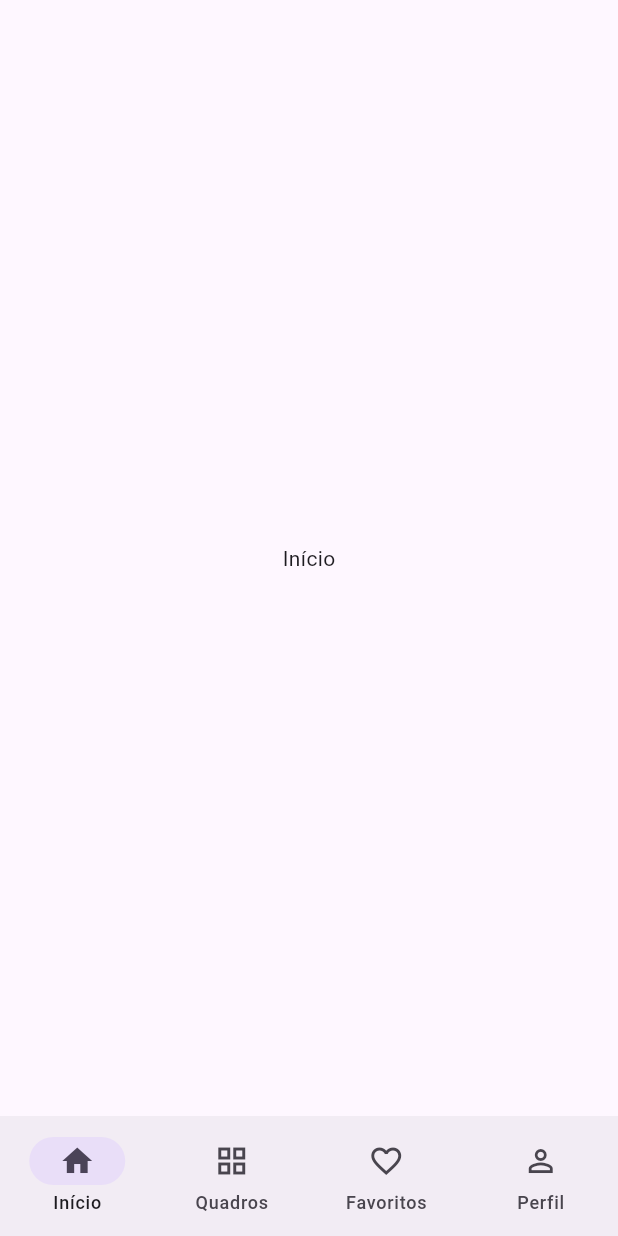
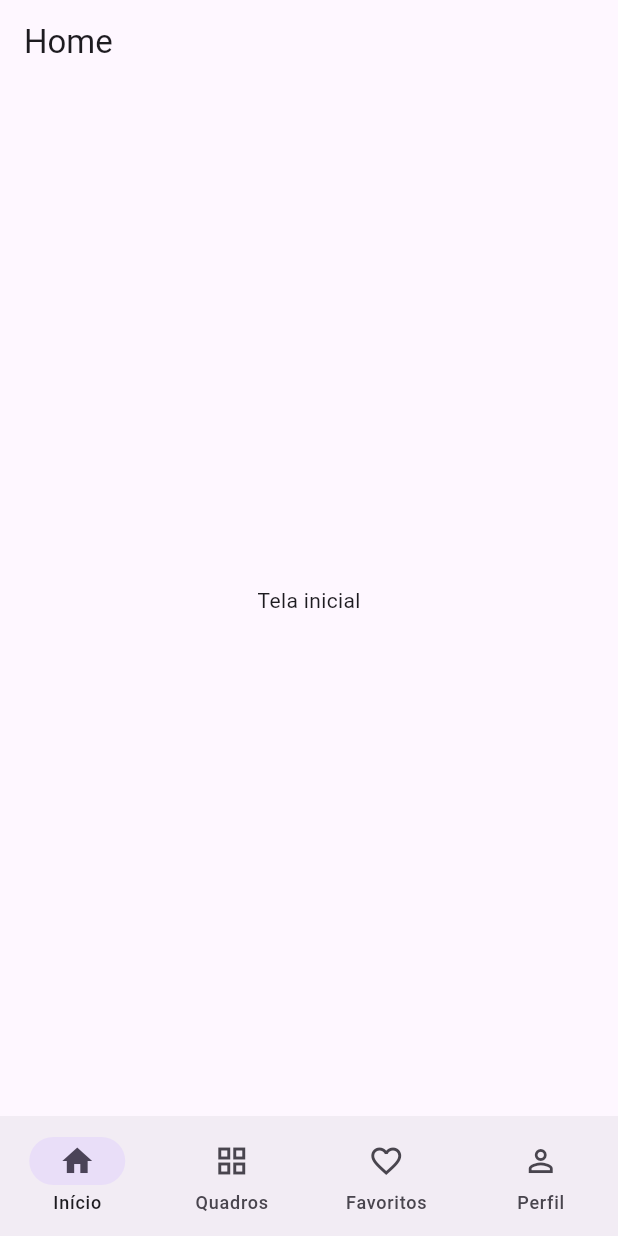
Before and after one commit to brudrago/PodcastApp, a Flutter app: the screen it shows after launch, on a phone screen of 412 x 824 dp. Run offline on Flutter 3.47's test engine with Material 3 defaults, Android fonts, the phone set to English and light mode, and no system bars; our stand-ins replace go_router.

Commit message:
[Podcast] Add go_router dependency and navigation logic

```diff
--- a/podcast_app/lib/features/presentation/podcast_page.dart
+++ b/podcast_app/lib/app/navigation/main_shell.dart
@@ -1,32 +1,19 @@
 import 'package:flutter/material.dart';
+import 'package:go_router/go_router.dart';
 
-class PodcastPage extends StatefulWidget {
-  const PodcastPage({super.key});
+class MainShell extends StatelessWidget {
+  const MainShell({super.key, required this.navigationShell});
 
-  @override
-  State<PodcastPage> createState() => _PodcastPageState();
-}
-
-class _PodcastPageState extends State<PodcastPage> {
-  int selectedIndex = 0;
-
-  final pages = [
-    const Center(child: Text('Início')),
-    const Center(child: Text('Quadros')),
-    const Center(child: Text('Favoritos')),
-    const Center(child: Text('Perfil')),
-  ];
+  final StatefulNavigationShell navigationShell;
 
   @override
   Widget build(BuildContext context) {
     return Scaffold(
-      body: pages[selectedIndex],
+      body: navigationShell,
       bottomNavigationBar: NavigationBar(
-        selectedIndex: selectedIndex,
+        selectedIndex: navigationShell.currentIndex,
         onDestinationSelected: (index) {
-          setState(() {
-            selectedIndex = index;
-          });
+          navigationShell.goBranch(index);
         },
         destinations: const [
           NavigationDestination(
--- a/podcast_app/lib/app/podcast_app.dart
+++ b/podcast_app/lib/app/podcast_app.dart
@@ -1,16 +1,18 @@
-import 'package:flutter/widgets.dart';
 import 'package:flutter/material.dart';
-import 'package:podcast_app/features/presentation/podcast_page.dart';
+import 'package:podcast_app/app/router/app_router.dart';
 
 class PodcastApp extends StatelessWidget {
   const PodcastApp({super.key});
 
   @override
   Widget build(BuildContext context) {
-    return MaterialApp(
+    return MaterialApp.router(
       title: 'Podcast App',
-      theme: ThemeData(colorScheme: ColorScheme.fromSeed(seedColor: Colors.deepPurple)),
-      home: const PodcastPage(),
+      debugShowCheckedModeBanner: false,
+      theme: ThemeData(
+        colorScheme: ColorScheme.fromSeed(seedColor: Colors.deepPurple),
+      ),
+      routerConfig: appRouter,
     );
   }
 }
--- /dev/null
+++ b/podcast_app/lib/app/router/app_router.dart
@@ -0,0 +1,59 @@
+import 'package:go_router/go_router.dart';
+import 'package:podcast_app/features/presentation/screens/favorites_screen.dart';
+import 'package:podcast_app/features/presentation/screens/home_screen.dart';
+import 'package:podcast_app/features/presentation/screens/profile_screen.dart';
+import 'package:podcast_app/features/presentation/screens/sections_screen.dart';
+import '../navigation/main_shell.dart';
+
+final appRouter = GoRouter(
+  initialLocation: '/home',
+  routes: [
+    StatefulShellRoute.indexedStack(
+      builder: (context, state, navigationShell) {
+        return MainShell(navigationShell: navigationShell);
+      },
+      branches: [
+        StatefulShellBranch(
+          routes: [
+            GoRoute(
+              path: '/home',
+              builder: (context, state) {
+                return const HomeScreen();
+              },
+            ),
+          ],
+        ),
+        StatefulShellBranch(
+          routes: [
+            GoRoute(
+              path: '/sections',
+              builder: (context, state) {
+                return const SectionsScreen();
+              },
+            ),
+          ],
+        ),
+        StatefulShellBranch(
+          routes: [
+            GoRoute(
+              path: '/favorites',
+              builder: (context, state) {
+                return const FavoritesScreen();
+              },
+            ),
+          ],
+        ),
+        StatefulShellBranch(
+          routes: [
+            GoRoute(
+              path: '/profile',
+              builder: (context, state) {
+                return const ProfileScreen();
+              },
+            ),
+          ],
+        ),
+      ],
+    ),
+  ],
+);
--- /dev/null
+++ b/podcast_app/lib/features/presentation/screens/home_screen.dart
@@ -0,0 +1,13 @@
+import 'package:flutter/material.dart';
+
+class HomeScreen extends StatelessWidget {
+  const HomeScreen({super.key});
+
+  @override
+  Widget build(BuildContext context) {
+    return Scaffold(
+      appBar: AppBar(title: const Text('Home')),
+      body: const Center(child: Text('Tela inicial')),
+    );
+  }
+}
--- a/podcast_app/pubspec.yaml
+++ b/podcast_app/pubspec.yaml
@@ -34,6 +34,7 @@ dependencies:
   # The following adds the Cupertino Icons font to your application.
   # Use with the CupertinoIcons class for iOS style icons.
   cupertino_icons: ^1.0.8
+  go_router: ^17.3.0
 
 dev_dependencies:
   flutter_test:
```
Also changed, not shown: podcast_app/lib/features/presentation/screens/favorites_screen.dart (added, +13 -0 lines), podcast_app/lib/features/presentation/screens/profile_screen.dart (added, +13 -0 lines), podcast_app/lib/features/presentation/screens/sections_screen.dart (added, +13 -0 lines).
